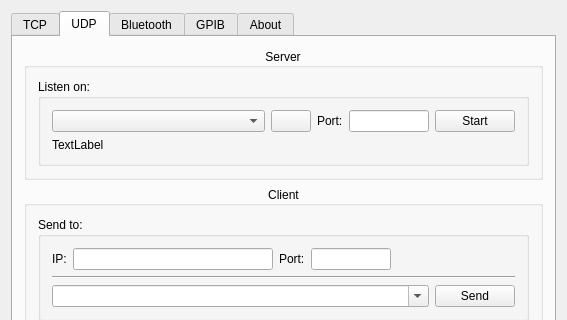
rookiepeng/comm-test, file mainwindow.ui: the form before one commit; both pictures show x 0 to 567 and y 0 to 320 of the 567 by 582 pixel window.
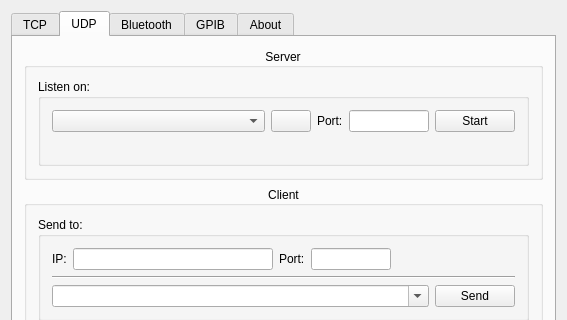
The form after the commit. The open tabs and pages were chosen to show the change. Icons and pictures are not drawn.

```diff
--- a/mainwindow.ui
+++ b/mainwindow.ui
@@ -478,7 +478,7 @@
               <item>
                <widget class="QLabel" name="label_udp_host_address">
                 <property name="text">
-                 <string>TextLabel</string>
+                 <string/>
                 </property>
                 <property name="textInteractionFlags">
                  <set>Qt::TextSelectableByMouse</set>
```
Left out of the diff: 4 changed lines with no effect on the pictures.
